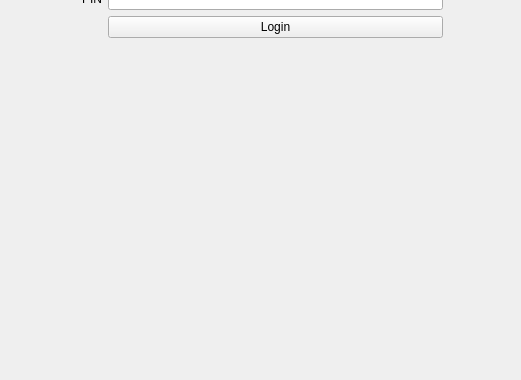
This is frontend/loginwindownew.ui in 22kmo-project/group_10 as Qt 5 draws it before an edit; both pictures show x 128 to 649 and y 220 to 600 of the 800 by 600 pixel window. The edited form follows.
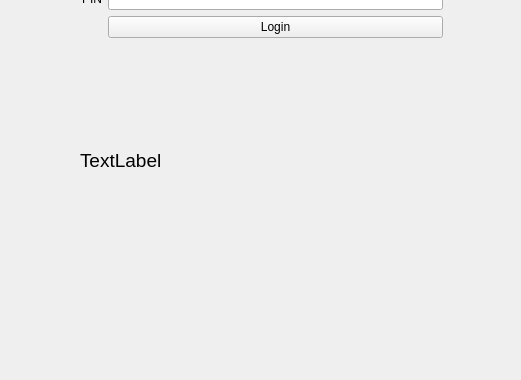
This is the edited form. The open tabs and pages were chosen to show the change.

```diff
--- a/frontend/loginwindownew.ui
+++ b/frontend/loginwindownew.ui
@@ -89,6 +89,24 @@
        <set>Qt::AlignCenter</set>
       </property>
      </widget>
+     <widget class="QLabel" name="labelinfo">
+      <property name="geometry">
+       <rect>
+        <x>208</x>
+        <y>350</y>
+        <width>361</width>
+        <height>61</height>
+       </rect>
+      </property>
+      <property name="font">
+       <font>
+        <pointsize>14</pointsize>
+       </font>
+      </property>
+      <property name="text">
+       <string>TextLabel</string>
+      </property>
+     </widget>
     </widget>
     <widget class="QWidget" name="page_2">
      <widget class="QLabel" name="labelErrorMsg">
```
Left out of the diff: 2 changed lines with no effect on the pictures.
